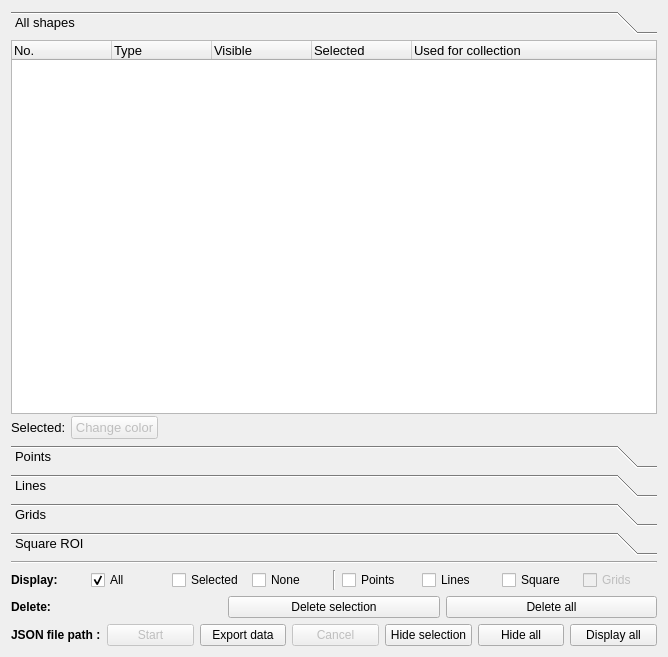
Old version of the form gui/ui_files/graphics_manager_layout.ui in the repository natxo14/mxcube.
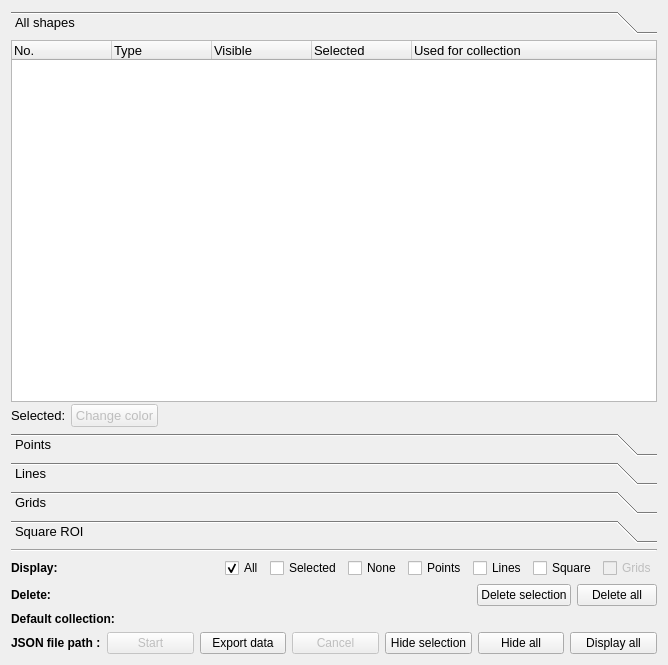
New version of the form. Icons and pictures are not drawn.

Commit message: Graphical layout changed to improve usability

Patch:
```diff
--- a/gui/ui_files/graphics_manager_layout.ui
+++ b/gui/ui_files/graphics_manager_layout.ui
@@ -7,7 +7,7 @@
     <x>0</x>
     <y>0</y>
     <width>668</width>
-    <height>657</height>
+    <height>665</height>
    </rect>
   </property>
   <property name="sizePolicy">
@@ -54,7 +54,7 @@
         <x>0</x>
         <y>0</y>
         <width>650</width>
-        <height>377</height>
+        <height>358</height>
        </rect>
       </property>
       <attribute name="label">
@@ -865,6 +865,19 @@
        </property>
       </widget>
      </item>
+     <item>
+      <spacer name="horizontalSpacer_4">
+       <property name="orientation">
+        <enum>Qt::Horizontal</enum>
+       </property>
+       <property name="sizeHint" stdset="0">
+        <size>
+         <width>40</width>
+         <height>20</height>
+        </size>
+       </property>
+      </spacer>
+     </item>
      <item>
       <widget class="QCheckBox" name="display_all_cbox">
        <property name="text">
@@ -889,13 +902,6 @@
        </property>
       </widget>
      </item>
-     <item>
-      <widget class="Line" name="line_2">
-       <property name="orientation">
-        <enum>Qt::Vertical</enum>
-       </property>
-      </widget>
-     </item>
      <item>
       <widget class="QCheckBox" name="display_points_cbox">
        <property name="text">
@@ -944,6 +950,19 @@
        </property>
       </widget>
      </item>
+     <item>
+      <spacer name="horizontalSpacer">
+       <property name="orientation">
+        <enum>Qt::Horizontal</enum>
+       </property>
+       <property name="sizeHint" stdset="0">
+        <size>
+         <width>40</width>
+         <height>20</height>
+        </size>
+       </property>
+      </spacer>
+     </item>
      <item>
       <widget class="QPushButton" name="delete_selection_button">
        <property name="text">
@@ -963,6 +982,17 @@
      </item>
     </layout>
    </item>
+   <item>
+    <layout class="QHBoxLayout" name="operational_modes_layout">
+     <item>
+      <widget class="QLabel" name="defaut_collection_label">
+       <property name="text">
+        <string>&lt;html&gt;&lt;head/&gt;&lt;body&gt;&lt;p&gt;&lt;span style=&quot; font-weight:600;&quot;&gt;Default collection:&lt;/span&gt;&lt;/p&gt;&lt;/body&gt;&lt;/html&gt;</string>
+       </property>
+      </widget>
+     </item>
+    </layout>
+   </item>
    <item>
     <layout class="QHBoxLayout" name="horizontalLayout_4">
      <item>
```
Left out of the diff: 10 changed lines with no effect on the pictures. The commit also changes 1 other file.
